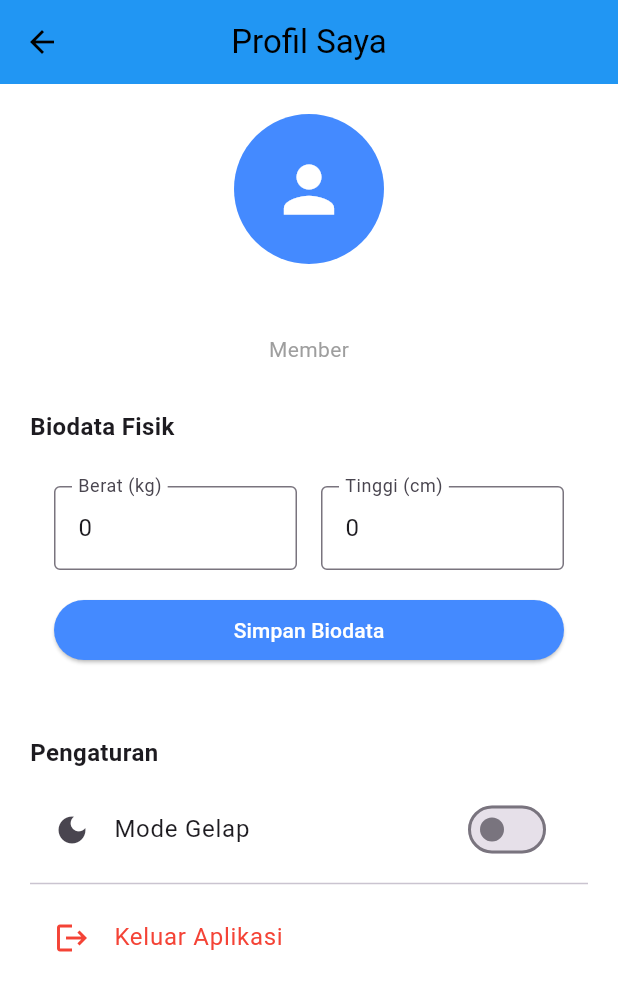
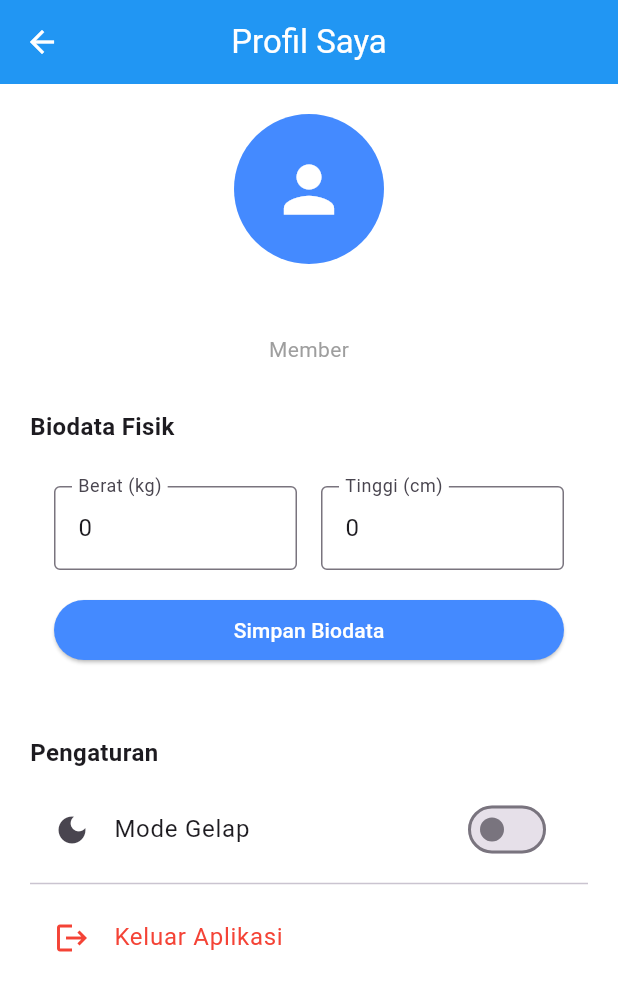
Before and after one commit to ilhams26/Catatan_Latihan_Olahraga, a Flutter app: the ProfileScreen screen opened directly, on a phone screen of 412 x 824 dp. Shown: the top 991 px of the screen. Run offline on Flutter 3.47's test engine with Material 3 defaults, Android fonts, the light colour scheme and no system bars; our stand-ins replace dio, shared_preferences; accounts and stored records are empty.

Commit message:
Membuat Profil dan Mode Gelap

```diff
--- a/lib/models/user_model.dart
+++ b/lib/models/user_model.dart
@@ -21,10 +21,6 @@ class UserModel {
   }
 
   Map<String, dynamic> toJson() {
-    return {
-      'username': username,
-      'weight': weight,
-      'height': height,
-    };
+    return {'username': username, 'weight': weight, 'height': height};
   }
 }
--- a/lib/screens/profile_screen.dart
+++ b/lib/screens/profile_screen.dart
@@ -36,7 +36,7 @@ class _ProfileScreenState extends State<ProfileScreen> {
       appBar: AppBar(
         title: const Text("Profil Saya"),
         elevation: 0,
-        foregroundColor: Colors.black,
+        foregroundColor: Colors.white,
       ),
       body: ListView(
         padding: const EdgeInsets.all(20),
@@ -136,9 +136,7 @@ class _ProfileScreenState extends State<ProfileScreen> {
           ),
           const SizedBox(height: 12),
           Container(
-            decoration: BoxDecoration(
-              borderRadius: BorderRadius.circular(12),
-            ),
+            decoration: BoxDecoration(borderRadius: BorderRadius.circular(12)),
             child: Column(
               children: [
                 SwitchListTile(
```
